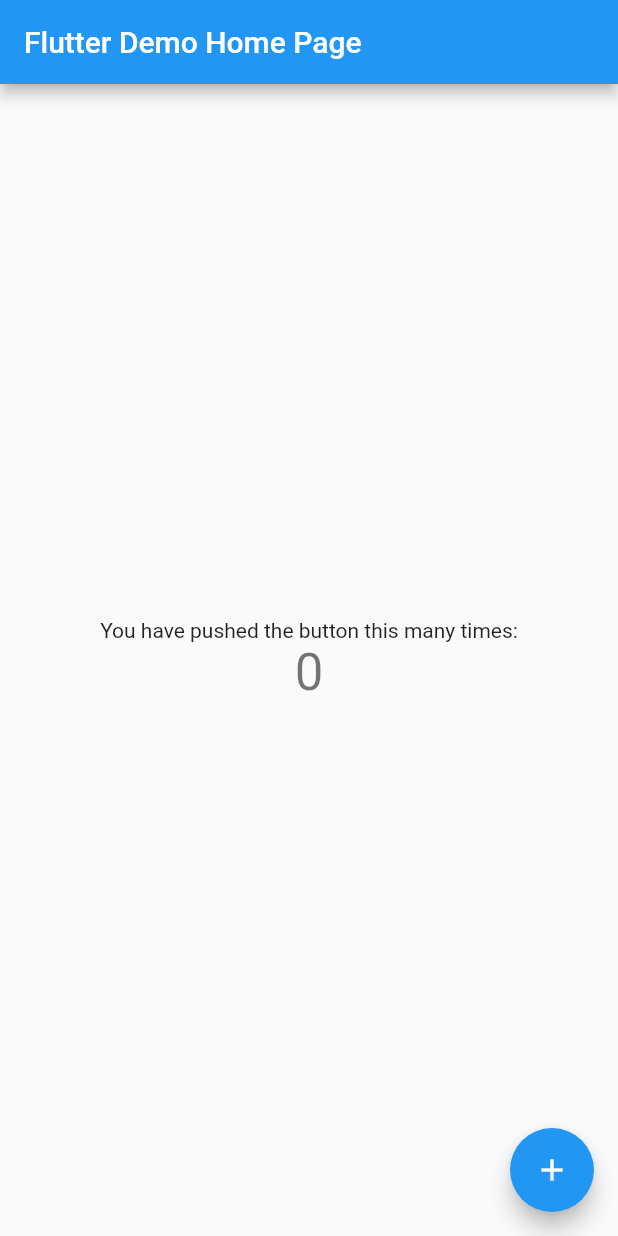
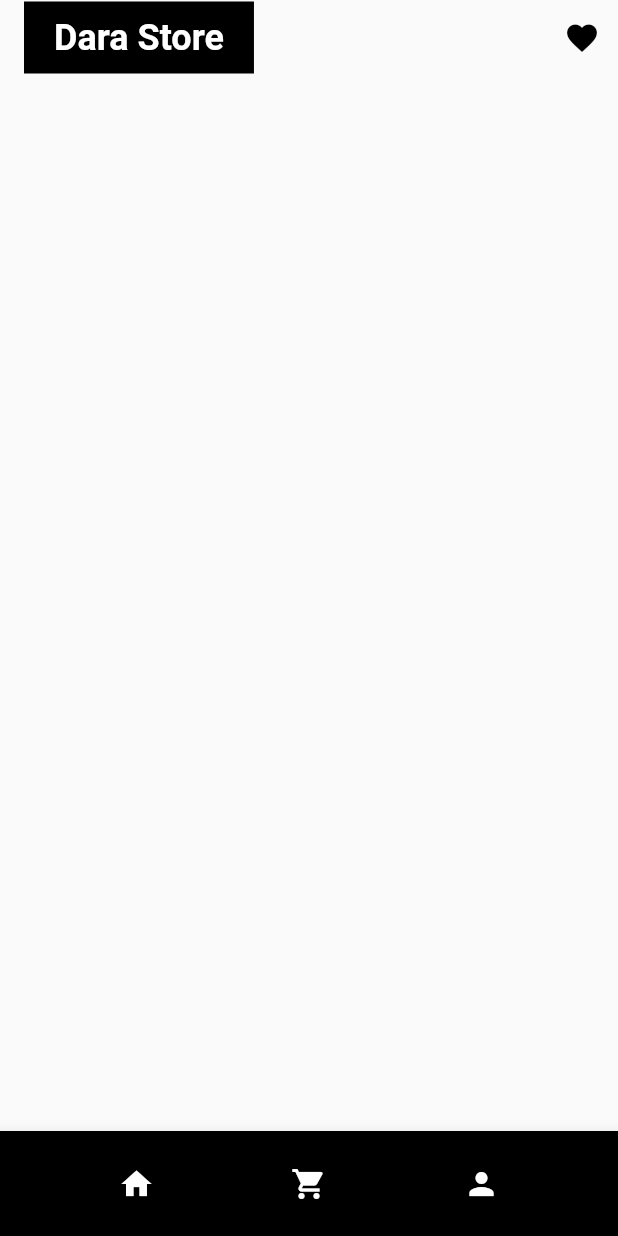
Before and after one commit to darkhan9506/estore, a Flutter app: the screen it shows after launch, on a phone screen of 412 x 824 dp. Run offline on Flutter 3.47's test engine with Material 2 defaults, Android fonts, the phone set to English and light mode, and no system bars; Roboto replaces fonts that are missing (Avenir).

Commit message:
AppBar, NavBar

```diff
--- a/lib/main.dart
+++ b/lib/main.dart
@@ -1,115 +1,35 @@
+// ignore_for_file: prefer_const_constructors, use_key_in_widget_constructors
+
 import 'package:flutter/material.dart';
 
+import 'widgets/custom_appbar.dart';
+import 'widgets/custom_navbar.dart';
+
 void main() {
-  runApp(const MyApp());
+  runApp(MyApp());
 }
 
 class MyApp extends StatelessWidget {
-  const MyApp({Key? key}) : super(key: key);
-
-  // This widget is the root of your application.
   @override
   Widget build(BuildContext context) {
     return MaterialApp(
-      title: 'Flutter Demo',
+      title: 'Dara Store',
       theme: ThemeData(
-        // This is the theme of your application.
-        //
-        // Try running your application with "flutter run". You'll see the
-        // application has a blue toolbar. Then, without quitting the app, try
-        // changing the primarySwatch below to Colors.green and then invoke
-        // "hot reload" (press "r" in the console where you ran "flutter run",
-        // or simply save your changes to "hot reload" in a Flutter IDE).
-        // Notice that the counter didn't reset back to zero; the application
-        // is not restarted.
         primarySwatch: Colors.blue,
       ),
-      home: const MyHomePage(title: 'Flutter Demo Home Page'),
+      home: HomeScreen(),
     );
   }
 }
 
-class MyHomePage extends StatefulWidget {
-  const MyHomePage({Key? key, required this.title}) : super(key: key);
-
-  // This widget is the home page of your application. It is stateful, meaning
-  // that it has a State object (defined below) that contains fields that affect
-  // how it looks.
-
-  // This class is the configuration for the state. It holds the values (in this
-  // case the title) provided by the parent (in this case the App widget) and
-  // used by the build method of the State. Fields in a Widget subclass are
-  // always marked "final".
-
-  final String title;
-
-  @override
-  State<MyHomePage> createState() => _MyHomePageState();
-}
-
-class _MyHomePageState extends State<MyHomePage> {
-  int _counter = 0;
-
-  void _incrementCounter() {
-    setState(() {
-      // This call to setState tells the Flutter framework that something has
-      // changed in this State, which causes it to rerun the build method below
-      // so that the display can reflect the updated values. If we changed
-      // _counter without calling setState(), then the build method would not be
-      // called again, and so nothing would appear to happen.
-      _counter++;
-    });
-  }
-
+class HomeScreen extends StatelessWidget {
   @override
   Widget build(BuildContext context) {
-    // This method is rerun every time setState is called, for instance as done
-    // by the _incrementCounter method above.
-    //
-    // The Flutter framework has been optimized to make rerunning build methods
-    // fast, so that you can just rebuild anything that needs updating rather
-    // than having to individually change instances of widgets.
     return Scaffold(
-      appBar: AppBar(
-        // Here we take the value from the MyHomePage object that was created by
-        // the App.build method, and use it to set our appbar title.
-        title: Text(widget.title),
+      appBar: CustomAppBar(
+        title: "Dara Store",
       ),
-      body: Center(
-        // Center is a layout widget. It takes a single child and positions it
-        // in the middle of the parent.
-        child: Column(
-          // Column is also a layout widget. It takes a list of children and
-          // arranges them vertically. By default, it sizes itself to fit its
-          // children horizontally, and tries to be as tall as its parent.
-          //
-          // Invoke "debug painting" (press "p" in the console, choose the
-          // "Toggle Debug Paint" action from the Flutter Inspector in Android
-          // Studio, or the "Toggle Debug Paint" command in Visual Studio Code)
-          // to see the wireframe for each widget.
-          //
-          // Column has various properties to control how it sizes itself and
-          // how it positions its children. Here we use mainAxisAlignment to
-          // center the children vertically; the main axis here is the vertical
-          // axis because Columns are vertical (the cross axis would be
-          // horizontal).
-          mainAxisAlignment: MainAxisAlignment.center,
-          children: <Widget>[
-            const Text(
-              'You have pushed the button this many times:',
-            ),
-            Text(
-              '$_counter',
-              style: Theme.of(context).textTheme.headline4,
-            ),
-          ],
-        ),
-      ),
-      floatingActionButton: FloatingActionButton(
-        onPressed: _incrementCounter,
-        tooltip: 'Increment',
-        child: const Icon(Icons.add),
-      ), // This trailing comma makes auto-formatting nicer for build methods.
+      bottomNavigationBar: CustomNavBar(),
     );
   }
 }
--- /dev/null
+++ b/lib/widgets/custom_appbar.dart
@@ -0,0 +1,40 @@
+// ignore_for_file: prefer_const_constructors
+
+import 'package:flutter/material.dart';
+
+class CustomAppBar extends StatelessWidget with PreferredSizeWidget {
+  final String title;
+  const CustomAppBar({
+    Key? key,
+    required this.title,
+  }) : super(key: key);
+
+  @override
+  Widget build(BuildContext context) {
+    return AppBar(
+      backgroundColor: Colors.transparent,
+      elevation: 0,
+      title: Container(
+        color: Colors.black,
+        padding: const EdgeInsets.symmetric(
+          horizontal: 20,
+          vertical: 10,
+        ),
+        child: Text(
+          'Dara Store',
+          style: TextStyle(
+            color: Colors.white,
+            fontSize: 24,
+            fontFamily: 'Avenir',
+            fontWeight: FontWeight.bold,
+          ),
+        ),
+      ),
+      iconTheme: IconThemeData(color: Colors.black),
+      actions: [IconButton(onPressed: () {}, icon: Icon(Icons.favorite))],
+    );
+  }
+
+  @override
+  Size get preferredSize => Size.fromHeight(50.0);
+}
--- /dev/null
+++ b/lib/widgets/custom_navbar.dart
@@ -0,0 +1,51 @@
+// ignore_for_file: prefer_const_constructors
+
+import 'package:flutter/material.dart';
+
+class CustomNavBar extends StatelessWidget {
+  const CustomNavBar({
+    Key? key,
+  }) : super(key: key);
+
+  @override
+  Widget build(BuildContext context) {
+    return BottomAppBar(
+      color: Colors.black,
+      child: Container(
+        height: 70,
+        child: Row(
+          mainAxisAlignment: MainAxisAlignment.spaceEvenly,
+          children: [
+            IconButton(
+              onPressed: () {
+                Navigator.pushNamed(context, '/');
+              },
+              icon: Icon(
+                Icons.home,
+                color: Colors.white,
+              ),
+            ),
+            IconButton(
+              onPressed: () {
+                Navigator.pushNamed(context, '/cart');
+              },
+              icon: Icon(
+                Icons.shopping_cart,
+                color: Colors.white,
+              ),
+            ),
+            IconButton(
+              onPressed: () {
+                Navigator.pushNamed(context, '/user');
+              },
+              icon: Icon(
+                Icons.person,
+                color: Colors.white,
+              ),
+            )
+          ],
+        ),
+      ),
+    );
+  }
+}
--- /dev/null
+++ b/lib/widgets/widgets.dart
@@ -0,0 +1,2 @@
+export 'custom_appbar.dart';
+export 'custom_navbar.dart';
```
